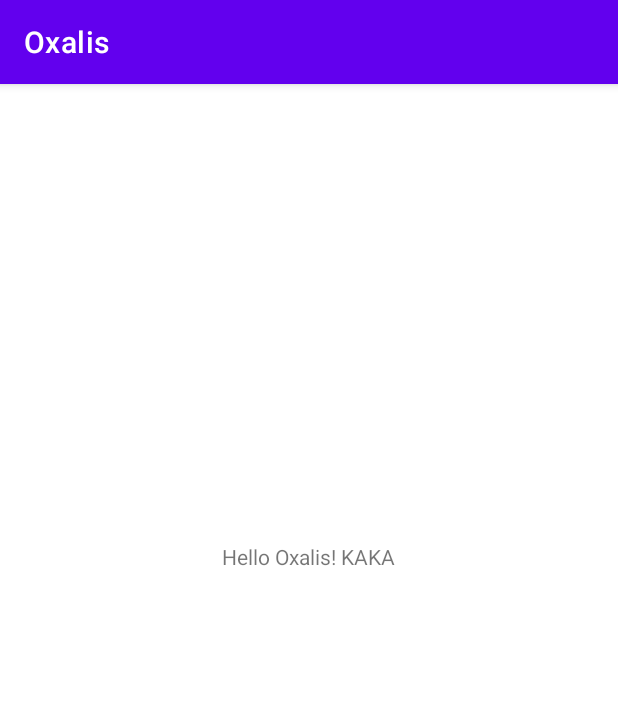
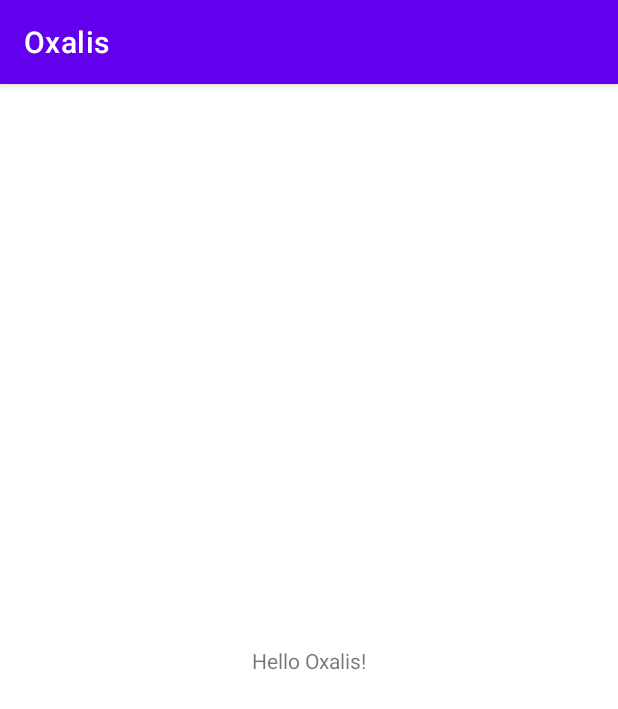
Before and after one commit to lelong1210/Oxalis, an Android app: the screen it shows after launch (MainActivity), on a phone screen of 412 x 824 dp. Shown: the top 709 px of the screen. Run offline under Robolectric (Android 15) with nearby library versions, the phone set to English and light mode, and no system bars.

Commit message:
update file activity_main.xml

```diff
--- a/app/src/main/res/layout/activity_main.xml
+++ b/app/src/main/res/layout/activity_main.xml
@@ -9,12 +9,10 @@
     <TextView
         android:layout_width="wrap_content"
         android:layout_height="wrap_content"
-        android:text="Hello Oxalis! KAKA"
+        android:text="Hello Oxalis!"
         app:layout_constraintBottom_toBottomOf="parent"
-        app:layout_constraintHorizontal_bias="0.498"
         app:layout_constraintLeft_toLeftOf="parent"
         app:layout_constraintRight_toRightOf="parent"
-        app:layout_constraintTop_toTopOf="parent"
-        app:layout_constraintVertical_bias="0.408" />
+        app:layout_constraintTop_toTopOf="parent" />
 
 </androidx.constraintlayout.widget.ConstraintLayout>
```
